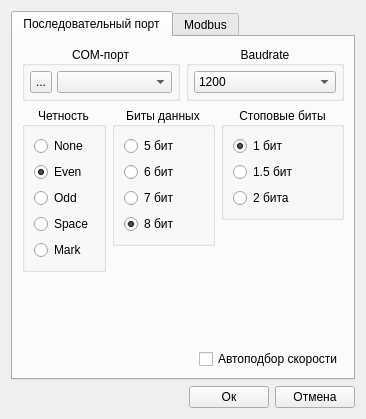
Old version of the form serialportsetting.ui in the repository vlarry/configurator.
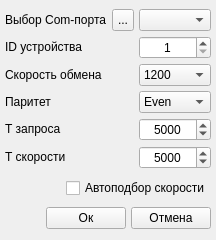
New version of the form. The open tabs and pages were chosen to show the change. Icons and pictures are not drawn.

Commit message: Переработка окна настроек com-порта.

```diff
--- a/serialportsetting.ui
+++ b/serialportsetting.ui
@@ -9,8 +9,8 @@
    <rect>
     <x>0</x>
     <y>0</y>
-    <width>366</width>
-    <height>419</height>
+    <width>215</width>
+    <height>240</height>
    </rect>
   </property>
   <property name="sizePolicy">
@@ -22,40 +22,10 @@
   <property name="windowTitle">
    <string>Настройки Com-порта</string>
   </property>
-  <layout class="QVBoxLayout" name="verticalLayout_10">
-   <item>
-    <widget class="QTabWidget" name="tabWidgetSettings">
-     <property name="currentIndex">
-      <number>1</number>
-     </property>
-     <widget class="QWidget" name="tabSerialPort">
-      <attribute name="title">
-       <string>Последовательный порт</string>
-      </attribute>
-      <layout class="QVBoxLayout" name="verticalLayout_9">
-       <item>
-        <layout class="QHBoxLayout" name="horizontalLayout_2">
-         <item>
-          <widget class="QGroupBox" name="gboxMenuSerialPort">
-           <property name="sizePolicy">
-            <sizepolicy hsizetype="Expanding" vsizetype="Fixed">
-             <horstretch>0</horstretch>
-             <verstretch>0</verstretch>
-            </sizepolicy>
-           </property>
-           <property name="title">
-            <string>COM-порт</string>
-           </property>
-           <property name="alignment">
-            <set>Qt::AlignCenter</set>
-           </property>
-           <layout class="QHBoxLayout" name="horizontalLayout_3">
+  <layout class="QVBoxLayout" name="verticalLayout">
             <property name="spacing">
              <number>5</number>
             </property>
-            <property name="sizeConstraint">
-             <enum>QLayout::SetMinimumSize</enum>
-            </property>
             <property name="leftMargin">
              <number>5</number>
             </property>
@@ -69,6 +39,148 @@
              <number>5</number>
             </property>
             <item>
+    <layout class="QGridLayout" name="gridLayout">
+     <item row="1" column="0">
+      <widget class="QLabel" name="lblTextSlaveID">
+       <property name="sizePolicy">
+        <sizepolicy hsizetype="Expanding" vsizetype="Fixed">
+         <horstretch>0</horstretch>
+         <verstretch>0</verstretch>
+        </sizepolicy>
+       </property>
+       <property name="text">
+        <string>ID устройства</string>
+       </property>
+       <property name="scaledContents">
+        <bool>true</bool>
+       </property>
+      </widget>
+     </item>
+     <item row="2" column="0">
+      <widget class="QLabel" name="lblTextSlaveID_2">
+       <property name="sizePolicy">
+        <sizepolicy hsizetype="Expanding" vsizetype="Fixed">
+         <horstretch>0</horstretch>
+         <verstretch>0</verstretch>
+        </sizepolicy>
+       </property>
+       <property name="text">
+        <string>Скорость обмена</string>
+       </property>
+       <property name="scaledContents">
+        <bool>true</bool>
+       </property>
+      </widget>
+     </item>
+     <item row="1" column="2">
+      <widget class="QSpinBox" name="sboxSlaveID">
+       <property name="sizePolicy">
+        <sizepolicy hsizetype="Minimum" vsizetype="Fixed">
+         <horstretch>0</horstretch>
+         <verstretch>0</verstretch>
+        </sizepolicy>
+       </property>
+       <property name="toolTip">
+        <string>Адрес ведомого устройства</string>
+       </property>
+       <property name="alignment">
+        <set>Qt::AlignCenter</set>
+       </property>
+       <property name="minimum">
+        <number>1</number>
+       </property>
+       <property name="maximum">
+        <number>247</number>
+       </property>
+      </widget>
+     </item>
+     <item row="3" column="0">
+      <widget class="QLabel" name="lblTextSlaveID_3">
+       <property name="sizePolicy">
+        <sizepolicy hsizetype="Expanding" vsizetype="Fixed">
+         <horstretch>0</horstretch>
+         <verstretch>0</verstretch>
+        </sizepolicy>
+       </property>
+       <property name="text">
+        <string>Паритет</string>
+       </property>
+       <property name="scaledContents">
+        <bool>true</bool>
+       </property>
+      </widget>
+     </item>
+     <item row="4" column="0">
+      <widget class="QLabel" name="lblTextSlaveID_4">
+       <property name="sizePolicy">
+        <sizepolicy hsizetype="Expanding" vsizetype="Fixed">
+         <horstretch>0</horstretch>
+         <verstretch>0</verstretch>
+        </sizepolicy>
+       </property>
+       <property name="toolTip">
+        <string>&lt;html&gt;&lt;head/&gt;&lt;body&gt;&lt;p&gt;Время ожидания запроса по MODBUS до фиксации ошибки, [мс]&lt;/p&gt;&lt;/body&gt;&lt;/html&gt;</string>
+       </property>
+       <property name="text">
+        <string>Т запроса</string>
+       </property>
+       <property name="scaledContents">
+        <bool>true</bool>
+       </property>
+      </widget>
+     </item>
+     <item row="0" column="2">
+      <widget class="QComboBox" name="cboxPortName">
+       <property name="sizePolicy">
+        <sizepolicy hsizetype="Minimum" vsizetype="Fixed">
+         <horstretch>0</horstretch>
+         <verstretch>0</verstretch>
+        </sizepolicy>
+       </property>
+       <property name="toolTip">
+        <string>Имя порта</string>
+       </property>
+      </widget>
+     </item>
+     <item row="0" column="0">
+      <widget class="QLabel" name="label">
+       <property name="text">
+        <string>Выбор Com-порта</string>
+       </property>
+       <property name="scaledContents">
+        <bool>true</bool>
+       </property>
+      </widget>
+     </item>
+     <item row="4" column="2">
+      <widget class="QSpinBox" name="sboxTimeout">
+       <property name="maximumSize">
+        <size>
+         <width>75</width>
+         <height>75</height>
+        </size>
+       </property>
+       <property name="toolTip">
+        <string>&lt;html&gt;&lt;head/&gt;&lt;body&gt;&lt;p&gt;Время ожидания запроса по MODBUS до фиксации ошибки, [мс]&lt;/p&gt;&lt;/body&gt;&lt;/html&gt;</string>
+       </property>
+       <property name="alignment">
+        <set>Qt::AlignCenter</set>
+       </property>
+       <property name="minimum">
+        <number>100</number>
+       </property>
+       <property name="maximum">
+        <number>10000</number>
+       </property>
+       <property name="singleStep">
+        <number>100</number>
+       </property>
+       <property name="value">
+        <number>5000</number>
+       </property>
+      </widget>
+     </item>
+     <item row="0" column="1">
              <widget class="QToolButton" name="toolButtonPortRefresh">
               <property name="minimumSize">
                <size>
@@ -100,53 +212,7 @@
               </property>
              </widget>
             </item>
-            <item>
-             <widget class="QComboBox" name="cboxPortName">
-              <property name="sizePolicy">
-               <sizepolicy hsizetype="Minimum" vsizetype="Fixed">
-                <horstretch>0</horstretch>
-                <verstretch>0</verstretch>
-               </sizepolicy>
-              </property>
-              <property name="toolTip">
-               <string>Имя порта</string>
-              </property>
-             </widget>
-            </item>
-           </layout>
-          </widget>
-         </item>
-         <item>
-          <widget class="QGroupBox" name="groupBox">
-           <property name="sizePolicy">
-            <sizepolicy hsizetype="Expanding" vsizetype="Fixed">
-             <horstretch>0</horstretch>
-             <verstretch>0</verstretch>
-            </sizepolicy>
-           </property>
-           <property name="title">
-            <string>Baudrate</string>
-           </property>
-           <property name="alignment">
-            <set>Qt::AlignCenter</set>
-           </property>
-           <layout class="QVBoxLayout" name="verticalLayout">
-            <property name="spacing">
-             <number>5</number>
-            </property>
-            <property name="leftMargin">
-             <number>5</number>
-            </property>
-            <property name="topMargin">
-             <number>5</number>
-            </property>
-            <property name="rightMargin">
-             <number>5</number>
-            </property>
-            <property name="bottomMargin">
-             <number>5</number>
-            </property>
-            <item>
+     <item row="2" column="2">
              <widget class="QComboBox" name="cboxBaudrate">
               <property name="sizePolicy">
                <sizepolicy hsizetype="Minimum" vsizetype="Fixed">
@@ -202,216 +268,90 @@
               </item>
              </widget>
             </item>
-           </layout>
-          </widget>
-         </item>
-        </layout>
-       </item>
-       <item>
-        <layout class="QHBoxLayout" name="horizontalLayout">
-         <item>
-          <layout class="QVBoxLayout" name="verticalLayout_6">
-           <item>
-            <widget class="QGroupBox" name="groupBoxParity">
+     <item row="3" column="2">
+      <widget class="QComboBox" name="comboBoxParity">
              <property name="sizePolicy">
-              <sizepolicy hsizetype="Fixed" vsizetype="Fixed">
+        <sizepolicy hsizetype="Expanding" vsizetype="Fixed">
                <horstretch>0</horstretch>
                <verstretch>0</verstretch>
               </sizepolicy>
              </property>
-             <property name="title">
-              <string>Четность</string>
-             </property>
-             <property name="alignment">
-              <set>Qt::AlignCenter</set>
-             </property>
-             <layout class="QVBoxLayout" name="verticalLayout_4">
+       <property name="currentIndex">
+        <number>1</number>
+       </property>
               <item>
-               <widget class="QRadioButton" name="radioButtonParityNone">
                 <property name="text">
                  <string>None</string>
                 </property>
-                <property name="checked">
-                 <bool>false</bool>
-                </property>
-               </widget>
               </item>
               <item>
-               <widget class="QRadioButton" name="radioButtonPatityEven">
                 <property name="text">
                  <string>Even</string>
                 </property>
-                <property name="checked">
-                 <bool>true</bool>
-                </property>
-               </widget>
               </item>
               <item>
-               <widget class="QRadioButton" name="radioButtonParityOdd">
                 <property name="text">
                  <string>Odd</string>
                 </property>
-               </widget>
               </item>
               <item>
-               <widget class="QRadioButton" name="radioButtonParitySpace">
                 <property name="text">
                  <string>Space</string>
                 </property>
-               </widget>
               </item>
               <item>
-               <widget class="QRadioButton" name="radioButtonParityMark">
                 <property name="text">
                  <string>Mark</string>
                 </property>
-               </widget>
-              </item>
-             </layout>
-            </widget>
-           </item>
-           <item>
-            <spacer name="verticalSpacer_3">
-             <property name="orientation">
-              <enum>Qt::Vertical</enum>
-             </property>
-             <property name="sizeHint" stdset="0">
-              <size>
-               <width>20</width>
-               <height>40</height>
-              </size>
-             </property>
-            </spacer>
-           </item>
-          </layout>
-         </item>
-         <item>
-          <layout class="QVBoxLayout" name="verticalLayout_7">
-           <item>
-            <widget class="QGroupBox" name="groupBoxDataBits">
-             <property name="sizePolicy">
-              <sizepolicy hsizetype="Fixed" vsizetype="Expanding">
-               <horstretch>0</horstretch>
-               <verstretch>0</verstretch>
-              </sizepolicy>
-             </property>
-             <property name="title">
-              <string>Биты данных</string>
-             </property>
-             <property name="alignment">
-              <set>Qt::AlignCenter</set>
-             </property>
-             <layout class="QVBoxLayout" name="verticalLayout_3">
-              <item>
-               <widget class="QRadioButton" name="radioButtonDataBit5">
-                <property name="text">
-                 <string>5 бит</string>
-                </property>
-               </widget>
-              </item>
-              <item>
-               <widget class="QRadioButton" name="radioButtonDataBit6">
-                <property name="text">
-                 <string>6 бит</string>
-                </property>
-               </widget>
-              </item>
-              <item>
-               <widget class="QRadioButton" name="radioButtonDataBit7">
-                <property name="text">
-                 <string>7 бит</string>
-                </property>
-               </widget>
-              </item>
-              <item>
-               <widget class="QRadioButton" name="radioButtonDataBit8">
-                <property name="text">
-                 <string>8 бит</string>
-                </property>
-                <property name="checked">
-                 <bool>true</bool>
-                </property>
-               </widget>
-              </item>
-             </layout>
-            </widget>
-           </item>
-           <item>
-            <spacer name="verticalSpacer_2">
-             <property name="orientation">
-              <enum>Qt::Vertical</enum>
-             </property>
-             <property name="sizeHint" stdset="0">
-              <size>
-               <width>20</width>
-               <height>40</height>
-              </size>
-             </property>
-            </spacer>
-           </item>
-          </layout>
-         </item>
-         <item>
-          <layout class="QVBoxLayout" name="verticalLayout_8">
-           <item>
-            <widget class="QGroupBox" name="groupBoxStopBits">
+       </item>
+      </widget>
+     </item>
+     <item row="5" column="0">
+      <widget class="QLabel" name="lblTextSlaveID_5">
              <property name="sizePolicy">
               <sizepolicy hsizetype="Expanding" vsizetype="Fixed">
                <horstretch>0</horstretch>
                <verstretch>0</verstretch>
               </sizepolicy>
              </property>
-             <property name="title">
-              <string>Стоповые биты</string>
-             </property>
-             <property name="alignment">
-              <set>Qt::AlignCenter</set>
-             </property>
-             <layout class="QVBoxLayout" name="verticalLayout_2">
-              <item>
-               <widget class="QRadioButton" name="radioButtonStopBit1">
+       <property name="toolTip">
+        <string>&lt;html&gt;&lt;head/&gt;&lt;body&gt;&lt;p&gt;Время подтверждения при уставке большей скорости, [мс]&lt;/p&gt;&lt;/body&gt;&lt;/html&gt;</string>
+       </property>
                 <property name="text">
-                 <string>1 бит</string>
-                </property>
-                <property name="checked">
+        <string>Т скорости</string>
+       </property>
+       <property name="scaledContents">
                  <bool>true</bool>
                 </property>
                </widget>
               </item>
-              <item>
-               <widget class="QRadioButton" name="radioButtonStopBit1_5">
-                <property name="text">
-                 <string>1.5 бит</string>
-                </property>
-                <property name="checked">
-                 <bool>false</bool>
-                </property>
-               </widget>
-              </item>
-              <item>
-               <widget class="QRadioButton" name="radioButtonStopBit2">
-                <property name="text">
-                 <string>2 бита</string>
-                </property>
-               </widget>
-              </item>
-             </layout>
-            </widget>
-           </item>
-           <item>
-            <spacer name="verticalSpacer_4">
-             <property name="orientation">
-              <enum>Qt::Vertical</enum>
-             </property>
-             <property name="sizeHint" stdset="0">
+     <item row="5" column="2">
+      <widget class="QSpinBox" name="sboxTimeoutSpeed">
+       <property name="maximumSize">
               <size>
-               <width>20</width>
-               <height>40</height>
-              </size>
-             </property>
-            </spacer>
-           </item>
-          </layout>
+         <width>75</width>
+         <height>75</height>
+        </size>
+       </property>
+       <property name="toolTip">
+        <string>&lt;html&gt;&lt;head/&gt;&lt;body&gt;&lt;p&gt;Время подтверждения при уставке большей скорости, [мс]&lt;/p&gt;&lt;/body&gt;&lt;/html&gt;</string>
+       </property>
+       <property name="alignment">
+        <set>Qt::AlignCenter</set>
+       </property>
+       <property name="minimum">
+        <number>100</number>
+       </property>
+       <property name="maximum">
+        <number>10000</number>
+       </property>
+       <property name="singleStep">
+        <number>100</number>
+       </property>
+       <property name="value">
+        <number>5000</number>
+       </property>
+      </widget>
          </item>
         </layout>
        </item>
@@ -438,224 +378,6 @@
           </widget>
          </item>
         </layout>
-       </item>
-      </layout>
-     </widget>
-     <widget class="QWidget" name="tabModbus">
-      <attribute name="title">
-       <string>Modbus</string>
-      </attribute>
-      <layout class="QVBoxLayout" name="verticalLayout_5">
-       <item>
-        <layout class="QGridLayout" name="gridLayout_3">
-         <item row="1" column="0">
-          <widget class="QLabel" name="lblTextSlaveID">
-           <property name="sizePolicy">
-            <sizepolicy hsizetype="Expanding" vsizetype="Fixed">
-             <horstretch>0</horstretch>
-             <verstretch>0</verstretch>
-            </sizepolicy>
-           </property>
-           <property name="text">
-            <string>ID устройства</string>
-           </property>
-           <property name="scaledContents">
-            <bool>true</bool>
-           </property>
-          </widget>
-         </item>
-         <item row="4" column="0">
-          <widget class="QLabel" name="lblTextNumRepeat">
-           <property name="sizePolicy">
-            <sizepolicy hsizetype="Expanding" vsizetype="Preferred">
-             <horstretch>0</horstretch>
-             <verstretch>0</verstretch>
-            </sizepolicy>
-           </property>
-           <property name="text">
-            <string>Количество попыток</string>
-           </property>
-           <property name="scaledContents">
-            <bool>true</bool>
-           </property>
-          </widget>
-         </item>
-         <item row="3" column="0">
-          <widget class="QLabel" name="lblTextTimeout">
-           <property name="sizePolicy">
-            <sizepolicy hsizetype="Expanding" vsizetype="Preferred">
-             <horstretch>0</horstretch>
-             <verstretch>0</verstretch>
-            </sizepolicy>
-           </property>
-           <property name="text">
-            <string>Время ожидания ответа, мс</string>
-           </property>
-           <property name="scaledContents">
-            <bool>true</bool>
-           </property>
-          </widget>
-         </item>
-         <item row="4" column="1">
-          <widget class="QSpinBox" name="sboxNumRepeat">
-           <property name="maximumSize">
-            <size>
-             <width>75</width>
-             <height>75</height>
-            </size>
-           </property>
-           <property name="toolTip">
-            <string>Ожидание ответа от устройства</string>
-           </property>
-           <property name="alignment">
-            <set>Qt::AlignCenter</set>
-           </property>
-           <property name="minimum">
-            <number>1</number>
-           </property>
-           <property name="maximum">
-            <number>20</number>
-           </property>
-           <property name="value">
-            <number>3</number>
-           </property>
-          </widget>
-         </item>
-         <item row="2" column="0">
-          <widget class="QLabel" name="labelIntervalSilence">
-           <property name="sizePolicy">
-            <sizepolicy hsizetype="Expanding" vsizetype="Preferred">
-             <horstretch>0</horstretch>
-             <verstretch>0</verstretch>
-            </sizepolicy>
-           </property>
-           <property name="text">
-            <string>Интервал тишины, мс</string>
-           </property>
-           <property name="scaledContents">
-            <bool>true</bool>
-           </property>
-          </widget>
-         </item>
-         <item row="2" column="1">
-          <widget class="QSpinBox" name="spinBoxIntervalSilence">
-           <property name="alignment">
-            <set>Qt::AlignCenter</set>
-           </property>
-           <property name="minimum">
-            <number>1</number>
-           </property>
-           <property name="maximum">
-            <number>100</number>
-           </property>
-           <property name="value">
-            <number>4</number>
-           </property>
-          </widget>
-         </item>
-         <item row="3" column="1">
-          <widget class="QSpinBox" name="sboxTimeout">
-           <property name="maximumSize">
-            <size>
-             <width>75</width>
-             <height>75</height>
-            </size>
-           </property>
-           <property name="toolTip">
-            <string>Ожидание ответа от устройства</string>
-           </property>
-           <property name="alignment">
-            <set>Qt::AlignCenter</set>
-           </property>
-           <property name="minimum">
-            <number>100</number>
-           </property>
-           <property name="maximum">
-            <number>10000</number>
-           </property>
-           <property name="singleStep">
-            <number>100</number>
-           </property>
-           <property name="value">
-            <number>5000</number>
-           </property>
-          </widget>
-         </item>
-         <item row="1" column="1">
-          <widget class="QSpinBox" name="sboxSlaveID">
-           <property name="sizePolicy">
-            <sizepolicy hsizetype="Minimum" vsizetype="Fixed">
-             <horstretch>0</horstretch>
-             <verstretch>0</verstretch>
-            </sizepolicy>
-           </property>
-           <property name="toolTip">
-            <string>Адрес ведомого устройства</string>
-           </property>
-           <property name="alignment">
-            <set>Qt::AlignCenter</set>
-           </property>
-           <property name="minimum">
-            <number>1</number>
-           </property>
-           <property name="maximum">
-            <number>247</number>
-           </property>
-          </widget>
-         </item>
-         <item row="5" column="1">
-          <widget class="QSpinBox" name="spinboxSyncTime">
-           <property name="alignment">
-            <set>Qt::AlignCenter</set>
-           </property>
-           <property name="minimum">
-            <number>1000</number>
-           </property>
-           <property name="maximum">
-            <number>10000</number>
-           </property>
-           <property name="singleStep">
-            <number>100</number>
-           </property>
-           <property name="value">
-            <number>5000</number>
-           </property>
-          </widget>
-         </item>
-         <item row="5" column="0">
-          <widget class="QLabel" name="label_16">
-           <property name="sizePolicy">
-            <sizepolicy hsizetype="Expanding" vsizetype="Preferred">
-             <horstretch>0</horstretch>
-             <verstretch>0</verstretch>
-            </sizepolicy>
-           </property>
-           <property name="text">
-            <string>Синхронизация, мс</string>
-           </property>
-           <property name="scaledContents">
-            <bool>true</bool>
-           </property>
-          </widget>
-         </item>
-        </layout>
-       </item>
-       <item>
-        <spacer name="verticalSpacer">
-         <property name="orientation">
-          <enum>Qt::Vertical</enum>
-         </property>
-         <property name="sizeHint" stdset="0">
-          <size>
-           <width>20</width>
-           <height>178</height>
-          </size>
-         </property>
-        </spacer>
-       </item>
-      </layout>
-     </widget>
-    </widget>
    </item>
    <item>
     <layout class="QHBoxLayout" name="horizontalLayout_6">
```
Lines whose indentation alone changed are shown as unchanged. The commit also changes 5 other files.
